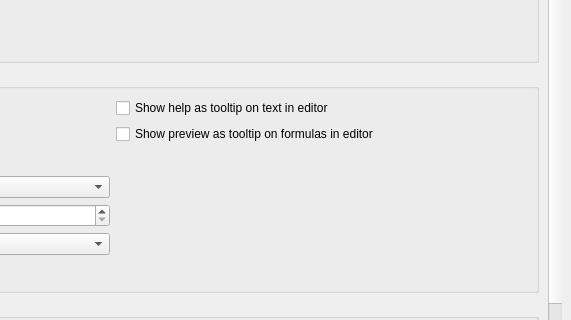
Above: configdialog.ui from svn2github/texstudio-trunk before the change; both pictures show x 545 to 1116 and y 183 to 503 of the 1116 by 674 pixel window. Below: the same form after it.
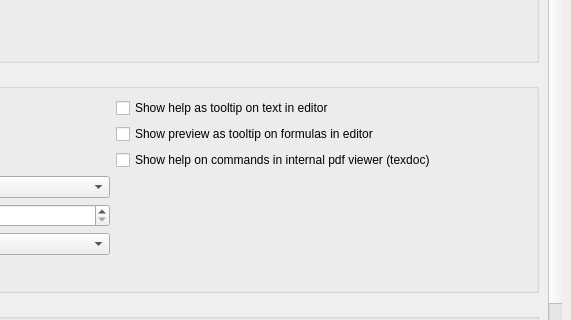
That is the form after the change. The open tabs and pages were chosen to show the change. Icons and pictures are not drawn.

Commit message: load package documentation into internal embedded pdf viewer (if activated)

Patch:
```diff
--- a/configdialog.ui
+++ b/configdialog.ui
@@ -1409,8 +1409,8 @@
            <rect>
             <x>0</x>
             <y>0</y>
-            <width>865</width>
-            <height>802</height>
+            <width>866</width>
+            <height>828</height>
            </rect>
           </property>
           <layout class="QVBoxLayout" name="verticalLayout_8">
@@ -1741,6 +1741,13 @@
                 </property>
                </widget>
               </item>
+              <item row="5" column="2" colspan="2">
+               <widget class="QCheckBox" name="checkBoxTexDocInternal">
+                <property name="text">
+                 <string>Show help on commands in internal pdf viewer (texdoc)</string>
+                </property>
+               </widget>
+              </item>
              </layout>
             </widget>
            </item>
```
Left out of the diff: 194 changed lines with no effect on the pictures. The commit also changes 6 other files.
